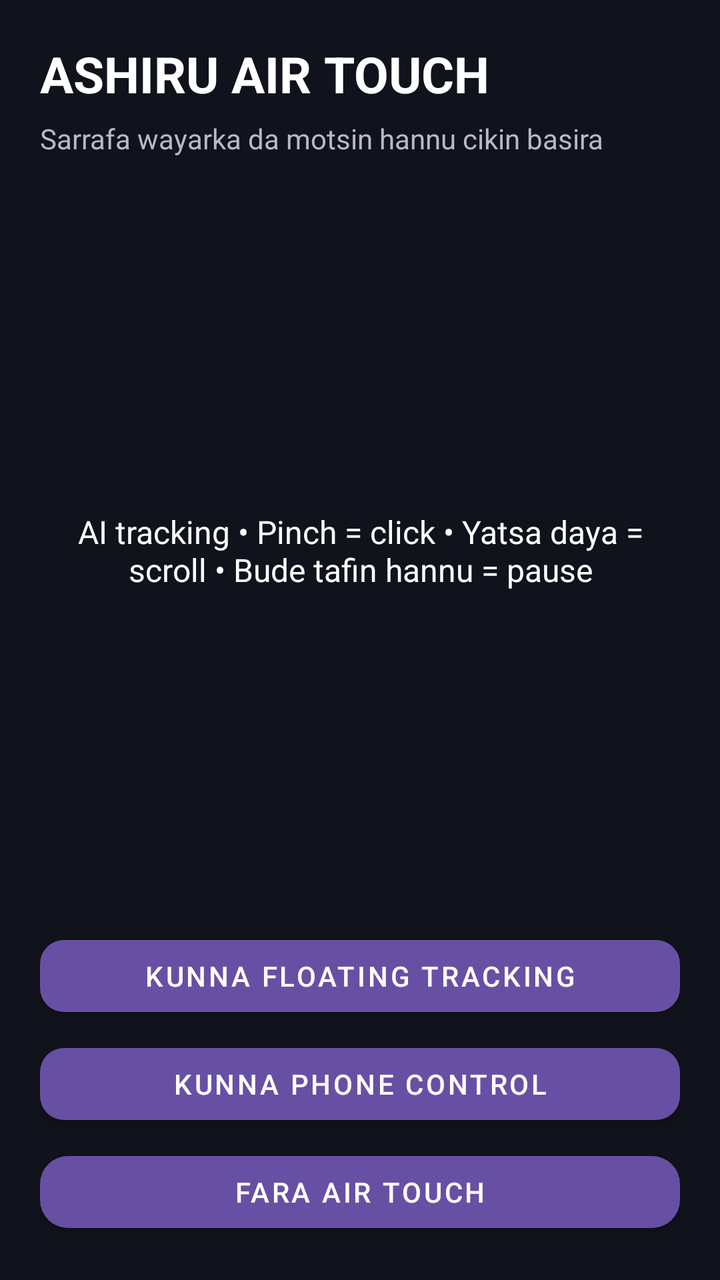
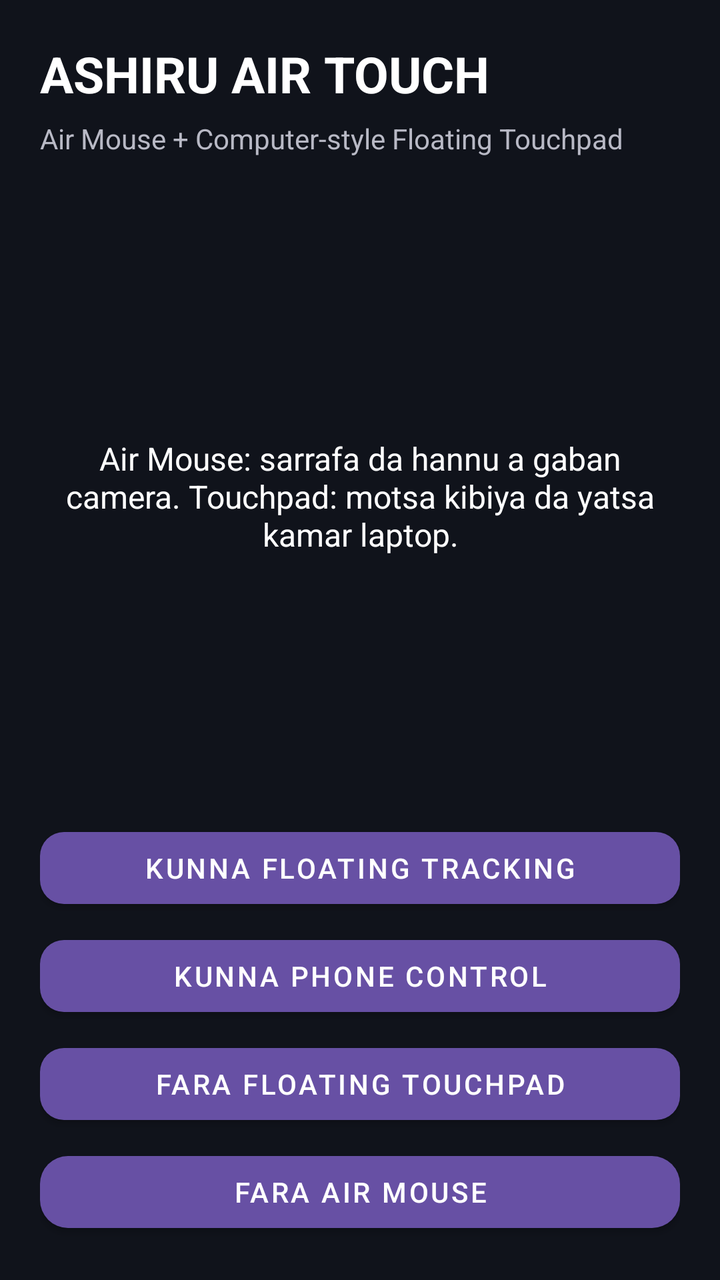

Two renders of the same Android screen: before a commit and after it. Below are the layout's source before the change and the commit's diff.
<!-- AndroidManifest.xml: application theme Theme.AshiruAirTouch -->
<!-- res/layout/activity_main.xml -->
<?xml version="1.0" encoding="utf-8"?>
<androidx.constraintlayout.widget.ConstraintLayout xmlns:android="http://schemas.android.com/apk/res/android"
    xmlns:app="http://schemas.android.com/apk/res-auto"
    android:layout_width="match_parent" android:layout_height="match_parent"
    android:background="#10131B" android:padding="20dp">
    <TextView android:id="@+id/title" android:layout_width="0dp" android:layout_height="wrap_content"
        android:text="ASHIRU AIR TOUCH" android:textColor="#FFFFFF" android:textSize="25sp"
        android:textStyle="bold" app:layout_constraintTop_toTopOf="parent"
        app:layout_constraintStart_toStartOf="parent" app:layout_constraintEnd_toEndOf="parent"/>
    <TextView android:id="@+id/subtitle" android:layout_width="0dp" android:layout_height="wrap_content"
        android:text="Sarrafa wayarka da motsin hannu cikin basira" android:textColor="#B8B9C5" android:textSize="14sp"
        app:layout_constraintTop_toBottomOf="@id/title" app:layout_constraintStart_toStartOf="parent"
        app:layout_constraintEnd_toEndOf="parent" android:layout_marginTop="6dp"/>
    <TextView android:id="@+id/status" android:layout_width="0dp" android:layout_height="0dp"
        android:text="AI tracking • Pinch = click • Yatsa daya = scroll • Bude tafin hannu = pause"
        android:textColor="#FFFFFF" android:textSize="16sp" android:gravity="center"
        app:layout_constraintTop_toBottomOf="@id/subtitle" app:layout_constraintBottom_toTopOf="@id/overlayButton"
        app:layout_constraintStart_toStartOf="parent" app:layout_constraintEnd_toEndOf="parent"
        android:layout_marginTop="20dp" android:layout_marginBottom="12dp"/>
    <com.google.android.material.button.MaterialButton android:id="@+id/overlayButton"
        android:layout_width="0dp" android:layout_height="wrap_content"
        android:text="KUNNA FLOATING TRACKING" android:textAllCaps="false" app:cornerRadius="12dp"
        app:layout_constraintBottom_toTopOf="@id/accessibilityButton"
        app:layout_constraintStart_toStartOf="parent" app:layout_constraintEnd_toEndOf="parent"
        android:layout_marginBottom="6dp"/>
    <com.google.android.material.button.MaterialButton android:id="@+id/accessibilityButton"
        android:layout_width="0dp" android:layout_height="wrap_content"
        android:text="KUNNA PHONE CONTROL" android:textAllCaps="false" app:cornerRadius="12dp"
        app:layout_constraintBottom_toTopOf="@id/startButton"
        app:layout_constraintStart_toStartOf="parent" app:layout_constraintEnd_toEndOf="parent"
        android:layout_marginBottom="6dp"/>
    <com.google.android.material.button.MaterialButton android:id="@+id/startButton"
        android:layout_width="0dp" android:layout_height="wrap_content" android:text="FARA AIR TOUCH"
        android:textAllCaps="false" app:cornerRadius="14dp"
        app:layout_constraintBottom_toBottomOf="parent" app:layout_constraintStart_toStartOf="parent"
        app:layout_constraintEnd_toEndOf="parent"/>
</androidx.constraintlayout.widget.ConstraintLayout>
<!-- resources referenced by this layout -->
<resources>
  <style name="Theme.AshiruAirTouch" parent="Theme.MaterialComponents.DayNight.NoActionBar">
          <item name="colorPrimary">#6750A4</item>
          <item name="colorPrimaryVariant">#4F378B</item>
          <item name="colorSecondary">#03DAC6</item>
          <item name="android:statusBarColor">#10131B</item>
          <item name="android:navigationBarColor">#10131B</item>
          <item name="android:windowLightStatusBar">false</item>
      </style>
</resources>

<!-- the commit's change to res/layout/activity_main.xml (unified diff, before → after) -->
@@ -8,11 +8,11 @@
         android:textStyle="bold" app:layout_constraintTop_toTopOf="parent"
         app:layout_constraintStart_toStartOf="parent" app:layout_constraintEnd_toEndOf="parent"/>
     <TextView android:id="@+id/subtitle" android:layout_width="0dp" android:layout_height="wrap_content"
-        android:text="Sarrafa wayarka da motsin hannu cikin basira" android:textColor="#B8B9C5" android:textSize="14sp"
+        android:text="Air Mouse + Computer-style Floating Touchpad" android:textColor="#B8B9C5" android:textSize="14sp"
         app:layout_constraintTop_toBottomOf="@id/title" app:layout_constraintStart_toStartOf="parent"
         app:layout_constraintEnd_toEndOf="parent" android:layout_marginTop="6dp"/>
     <TextView android:id="@+id/status" android:layout_width="0dp" android:layout_height="0dp"
-        android:text="AI tracking • Pinch = click • Yatsa daya = scroll • Bude tafin hannu = pause"
+        android:text="Air Mouse: sarrafa da hannu a gaban camera. Touchpad: motsa kibiya da yatsa kamar laptop."
         android:textColor="#FFFFFF" android:textSize="16sp" android:gravity="center"
         app:layout_constraintTop_toBottomOf="@id/subtitle" app:layout_constraintBottom_toTopOf="@id/overlayButton"
         app:layout_constraintStart_toStartOf="parent" app:layout_constraintEnd_toEndOf="parent"
@@ -26,11 +26,17 @@
     <com.google.android.material.button.MaterialButton android:id="@+id/accessibilityButton"
         android:layout_width="0dp" android:layout_height="wrap_content"
         android:text="KUNNA PHONE CONTROL" android:textAllCaps="false" app:cornerRadius="12dp"
+        app:layout_constraintBottom_toTopOf="@id/touchpadButton"
+        app:layout_constraintStart_toStartOf="parent" app:layout_constraintEnd_toEndOf="parent"
+        android:layout_marginBottom="6dp"/>
+    <com.google.android.material.button.MaterialButton android:id="@+id/touchpadButton"
+        android:layout_width="0dp" android:layout_height="wrap_content"
+        android:text="FARA FLOATING TOUCHPAD" android:textAllCaps="false" app:cornerRadius="12dp"
         app:layout_constraintBottom_toTopOf="@id/startButton"
         app:layout_constraintStart_toStartOf="parent" app:layout_constraintEnd_toEndOf="parent"
         android:layout_marginBottom="6dp"/>
     <com.google.android.material.button.MaterialButton android:id="@+id/startButton"
-        android:layout_width="0dp" android:layout_height="wrap_content" android:text="FARA AIR TOUCH"
+        android:layout_width="0dp" android:layout_height="wrap_content" android:text="FARA AIR MOUSE"
         android:textAllCaps="false" app:cornerRadius="14dp"
         app:layout_constraintBottom_toBottomOf="parent" app:layout_constraintStart_toStartOf="parent"
         app:layout_constraintEnd_toEndOf="parent"/>
